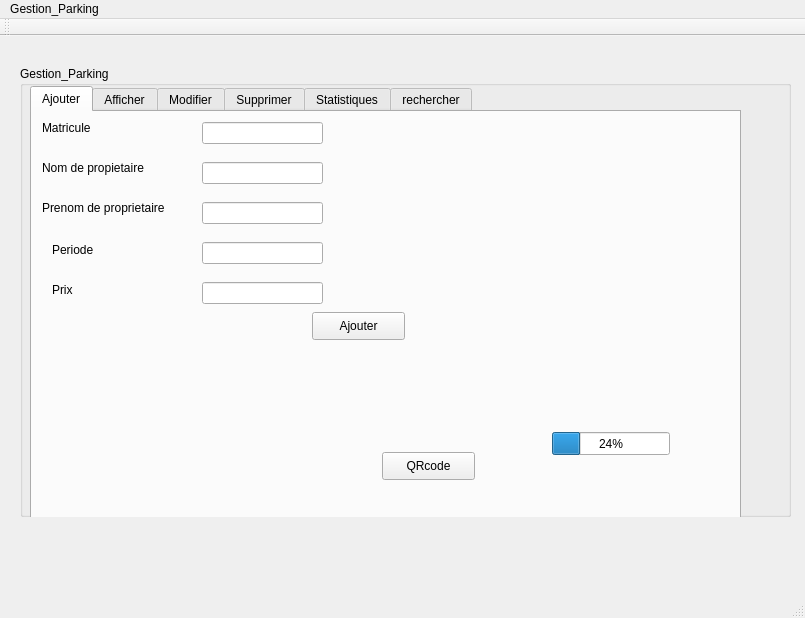
First picture: the form in mainwindow.ui, repository rayen147/Projet, before the edit.
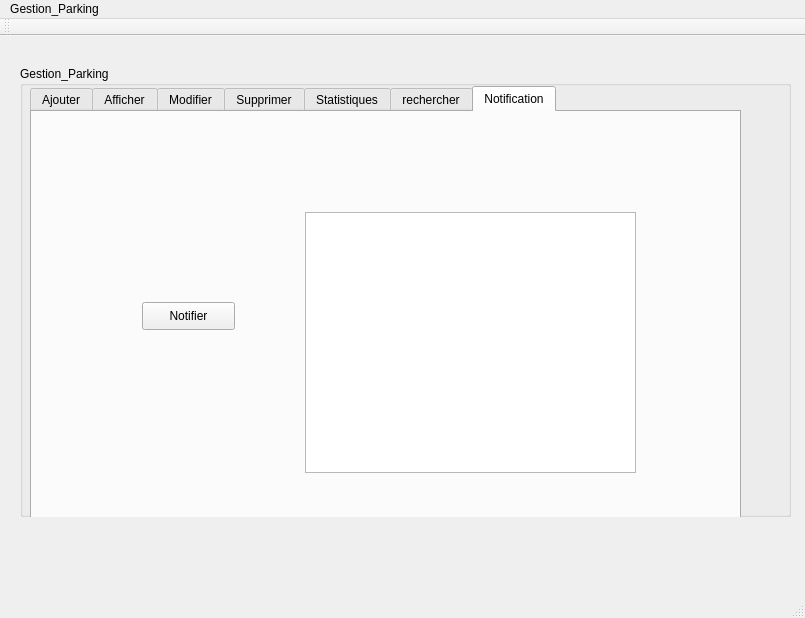
Second picture: the form after the edit. Custom widgets are drawn as their Qt base class.

```diff
--- a/mainwindow.ui
+++ b/mainwindow.ui
@@ -36,7 +36,7 @@
       </rect>
      </property>
      <property name="currentIndex">
-      <number>0</number>
+      <number>6</number>
      </property>
      <widget class="QWidget" name="tab">
       <attribute name="title">
@@ -581,6 +581,34 @@
        </property>
       </widget>
      </widget>
+     <widget class="QWidget" name="tab_7">
+      <attribute name="title">
+       <string>Notification</string>
+      </attribute>
+      <widget class="QTextEdit" name="textEdit_notifier">
+       <property name="geometry">
+        <rect>
+         <x>273</x>
+         <y>100</y>
+         <width>331</width>
+         <height>261</height>
+        </rect>
+       </property>
+      </widget>
+      <widget class="QPushButton" name="pb_notifier">
+       <property name="geometry">
+        <rect>
+         <x>110</x>
+         <y>190</y>
+         <width>93</width>
+         <height>28</height>
+        </rect>
+       </property>
+       <property name="text">
+        <string>Notifier</string>
+       </property>
+      </widget>
+     </widget>
     </widget>
    </widget>
   </widget>
```
